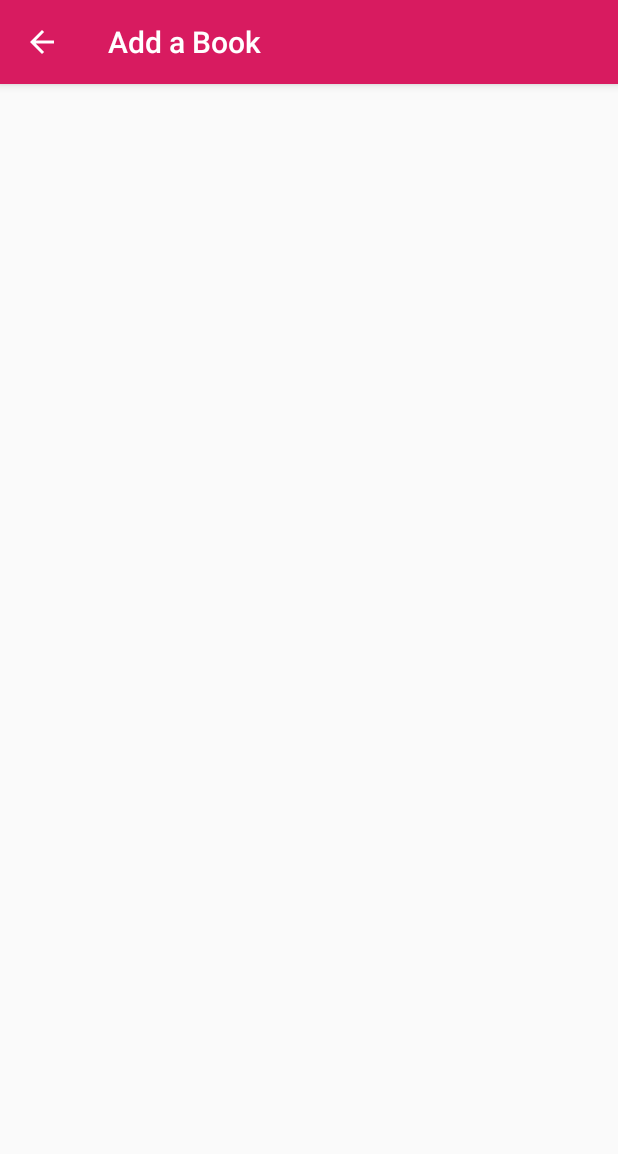
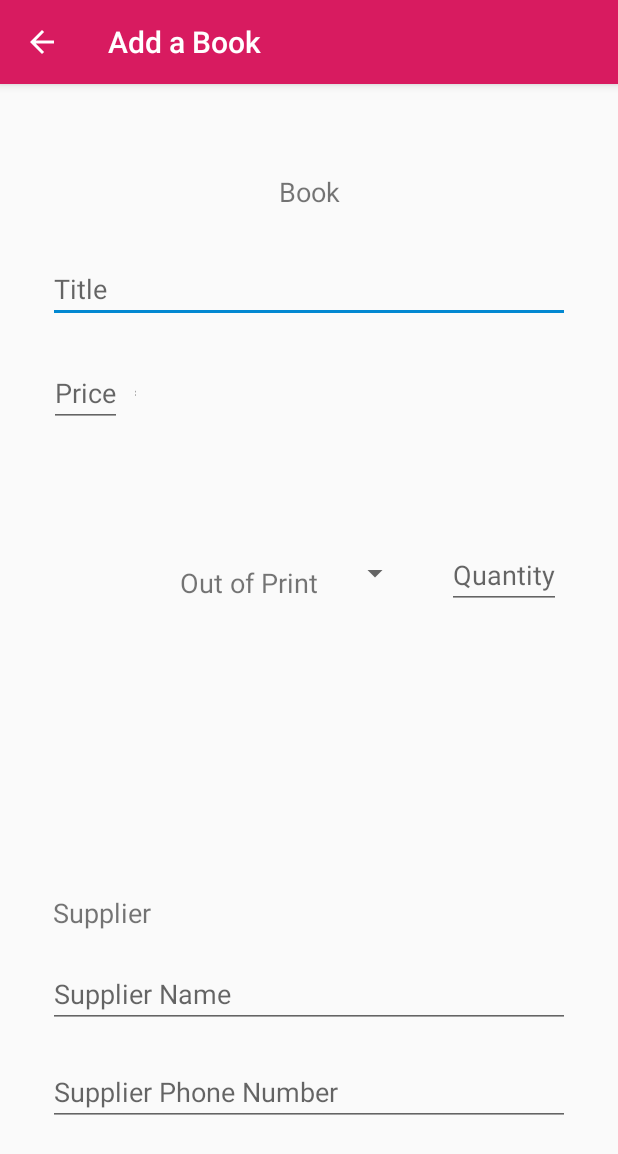
Before and after one commit to Clacli/MyBookInventory, an Android app: the BookManagingActivity screen opened directly, with no data from a screen before it, on a phone screen of 412 x 824 dp. Shown: the top 1154 px of the screen. Run offline under Robolectric (Android 15) with nearby library versions, the phone set to English and light mode, and no system bars.

Commit message:
Rename Activity and provide layout

```diff
--- a/app/src/main/AndroidManifest.xml
+++ b/app/src/main/AndroidManifest.xml
@@ -19,7 +19,7 @@
             </intent-filter>
         </activity>
         <activity
-            android:name=".ManagingActivity"
+            android:name=".BookManagingActivity"
             android:label="@string/add_a_book_label"
             android:parentActivityName=".BookListActivity">
             <!-- Parent activity meta-data to support 4.0 version and lower -->
--- a/app/src/main/java/com/example/claudiabee/mybookinventory/ManagingActivity.java
+++ b/app/src/main/java/com/example/claudiabee/mybookinventory/BookManagingActivity.java
@@ -3,11 +3,11 @@ package com.example.claudiabee.mybookinventory;
 import android.support.v7.app.AppCompatActivity;
 import android.os.Bundle;
 
-public class ManagingActivity extends AppCompatActivity {
+public class BookManagingActivity extends AppCompatActivity {
 
     @Override
     protected void onCreate(Bundle savedInstanceState) {
         super.onCreate(savedInstanceState);
-        setContentView(R.layout.activity_managing);
+        setContentView(R.layout.activity_book_managing);
     }
 }
--- /dev/null
+++ b/app/src/main/res/layout/activity_book_managing.xml
@@ -0,0 +1,149 @@
+<?xml version="1.0" encoding="utf-8"?>
+<android.support.constraint.ConstraintLayout xmlns:android="http://schemas.android.com/apk/res/android"
+    xmlns:app="http://schemas.android.com/apk/res-auto"
+    xmlns:tools="http://schemas.android.com/tools"
+    android:layout_width="match_parent"
+    android:layout_height="match_parent"
+    android:padding="16dp"
+    tools:context=".BookManagingActivity"
+    tools:layout_editor_absoluteY="81dp">
+
+    <TextView
+        android:id="@+id/book_label"
+        android:layout_width="wrap_content"
+        android:layout_height="wrap_content"
+        android:layout_marginTop="43dp"
+        android:text="Book"
+        android:textSize="18sp"
+        app:layout_constraintEnd_toEndOf="parent"
+        app:layout_constraintStart_toStartOf="parent"
+        app:layout_constraintTop_toTopOf="parent" />
+
+    <EditText
+        android:id="@+id/edit_book_title"
+        android:layout_width="0dp"
+        android:layout_height="wrap_content"
+        android:layout_marginEnd="16dp"
+        android:layout_marginLeft="16dp"
+        android:layout_marginRight="16dp"
+        android:layout_marginStart="16dp"
+        android:layout_marginTop="30dp"
+        android:hint="Title"
+        android:inputType="textCapWords"
+        android:textSize="18sp"
+        app:layout_constraintEnd_toEndOf="parent"
+        app:layout_constraintStart_toStartOf="parent"
+        app:layout_constraintTop_toBottomOf="@+id/book_label" />
+
+    <EditText
+        android:id="@+id/edit_book_price"
+        android:layout_width="wrap_content"
+        android:layout_height="wrap_content"
+        android:layout_marginEnd="24dp"
+        android:layout_marginLeft="2dp"
+        android:layout_marginRight="24dp"
+        android:layout_marginStart="2dp"
+        android:layout_marginTop="24dp"
+        android:hint="Price"
+        android:inputType="numberDecimal"
+        android:textSize="18sp"
+        app:layout_constraintEnd_toStartOf="@+id/out_of_print_label"
+        app:layout_constraintStart_toStartOf="parent"
+        app:layout_constraintTop_toBottomOf="@+id/edit_book_title" />
+
+    <TextView
+        android:id="@+id/currency"
+        android:layout_width="1dp"
+        android:layout_height="wrap_content"
+        android:layout_marginLeft="8dp"
+        android:layout_marginStart="8dp"
+        android:text="€"
+        android:textSize="18sp"
+        app:layout_constraintBaseline_toBaselineOf="@+id/edit_book_price"
+        app:layout_constraintStart_toEndOf="@+id/edit_book_price" />
+
+    <EditText
+        android:id="@+id/edit_book_quantity"
+        android:layout_width="wrap_content"
+        android:layout_height="wrap_content"
+        android:layout_marginEnd="7dp"
+        android:layout_marginRight="7dp"
+        android:hint="Quantity"
+        android:inputType="number"
+        android:textSize="18sp"
+        app:layout_constraintBottom_toBottomOf="@+id/out_of_print_spinner"
+        app:layout_constraintEnd_toEndOf="parent"
+        app:layout_constraintStart_toEndOf="@+id/out_of_print_spinner" />
+
+    <TextView
+        android:id="@+id/out_of_print_label"
+        android:layout_width="wrap_content"
+        android:layout_height="wrap_content"
+        android:layout_marginBottom="5dp"
+        android:text="Out of Print"
+        android:textSize="18sp"
+        app:layout_constraintBottom_toBottomOf="@+id/out_of_print_spinner"
+        app:layout_constraintEnd_toStartOf="@+id/out_of_print_spinner"
+        app:layout_constraintStart_toEndOf="@+id/edit_book_price" />
+
+    <!-- Out of print drop-down spinner -->
+    <Spinner
+        android:id="@+id/out_of_print_spinner"
+        android:layout_width="wrap_content"
+        android:layout_height="48dp"
+        android:layout_marginBottom="77dp"
+        android:layout_marginEnd="9dp"
+        android:layout_marginRight="9dp"
+        android:layout_marginTop="75dp"
+        android:paddingRight="16dp"
+        android:spinnerMode="dropdown"
+        app:layout_constraintBottom_toTopOf="@+id/supplier_label"
+        app:layout_constraintEnd_toStartOf="@+id/edit_book_quantity"
+        app:layout_constraintStart_toEndOf="@+id/out_of_print_label"
+        app:layout_constraintTop_toTopOf="@+id/edit_book_title" />
+
+    <TextView
+        android:id="@+id/supplier_label"
+        android:layout_width="wrap_content"
+        android:layout_height="wrap_content"
+        android:layout_marginBottom="19dp"
+        android:layout_marginLeft="19dp"
+        android:layout_marginStart="19dp"
+        android:text="Supplier"
+        android:textSize="18sp"
+        app:layout_constraintBottom_toTopOf="@+id/edit_supplier_name"
+        app:layout_constraintStart_toStartOf="parent" />
+
+    <EditText
+        android:id="@+id/edit_supplier_name"
+        android:layout_width="0dp"
+        android:layout_height="wrap_content"
+        android:layout_marginBottom="20dp"
+        android:layout_marginEnd="16dp"
+        android:layout_marginLeft="16dp"
+        android:layout_marginRight="16dp"
+        android:layout_marginStart="16dp"
+        android:hint="Supplier Name"
+        android:inputType="textCapWords"
+        android:textSize="18sp"
+        app:layout_constraintBottom_toTopOf="@+id/edit_supplier_phone_number"
+        app:layout_constraintEnd_toEndOf="parent"
+        app:layout_constraintStart_toStartOf="parent" />
+
+    <EditText
+        android:id="@+id/edit_supplier_phone_number"
+        android:layout_width="0dp"
+        android:layout_height="wrap_content"
+        android:layout_marginBottom="57dp"
+        android:layout_marginEnd="16dp"
+        android:layout_marginLeft="16dp"
+        android:layout_marginRight="16dp"
+        android:layout_marginStart="16dp"
+        android:hint="Supplier Phone Number"
+        android:inputType="phone"
+        android:textSize="18sp"
+        app:layout_constraintBottom_toBottomOf="parent"
+        app:layout_constraintEnd_toEndOf="parent"
+        app:layout_constraintStart_toStartOf="parent" />
+
+</android.support.constraint.ConstraintLayout>
--- a/app/src/main/res/layout/activity_managing.xml
+++ /dev/null
@@ -1,9 +0,0 @@
-<?xml version="1.0" encoding="utf-8"?>
-<android.support.constraint.ConstraintLayout xmlns:android="http://schemas.android.com/apk/res/android"
-    xmlns:app="http://schemas.android.com/apk/res-auto"
-    xmlns:tools="http://schemas.android.com/tools"
-    android:layout_width="match_parent"
-    android:layout_height="match_parent"
-    tools:context=".ManagingActivity">
-
-</android.support.constraint.ConstraintLayout>
```
